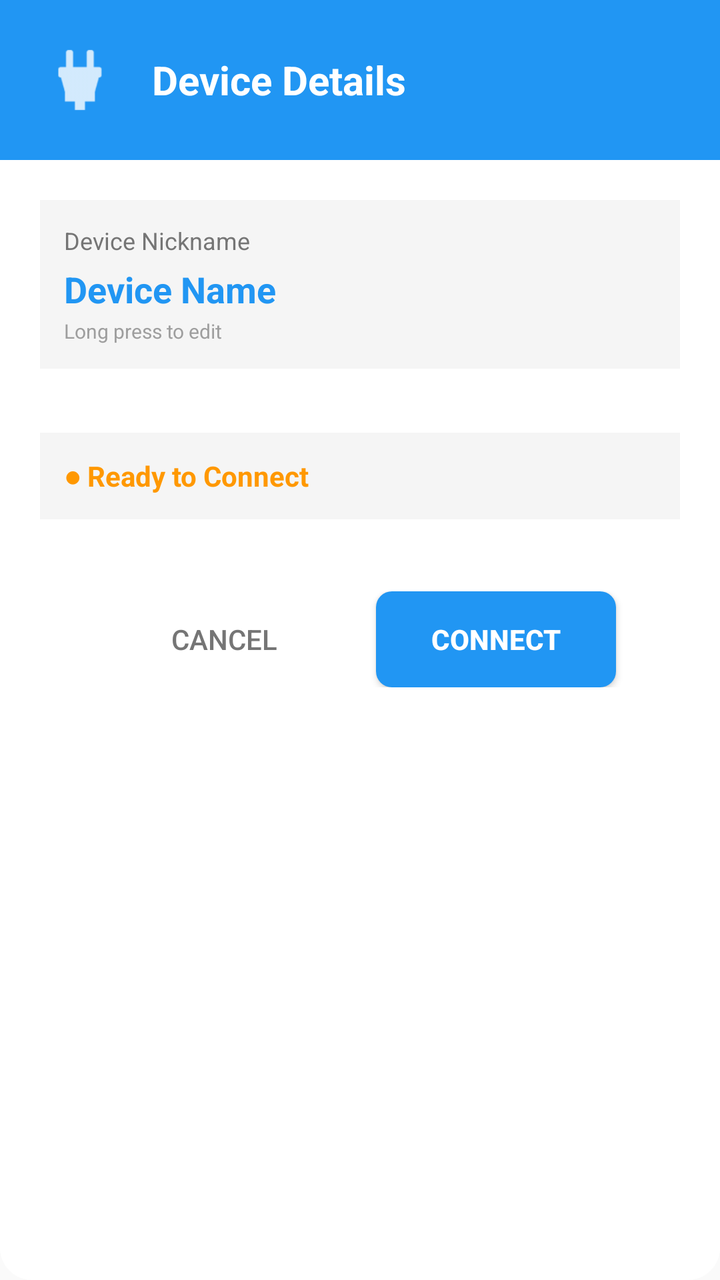
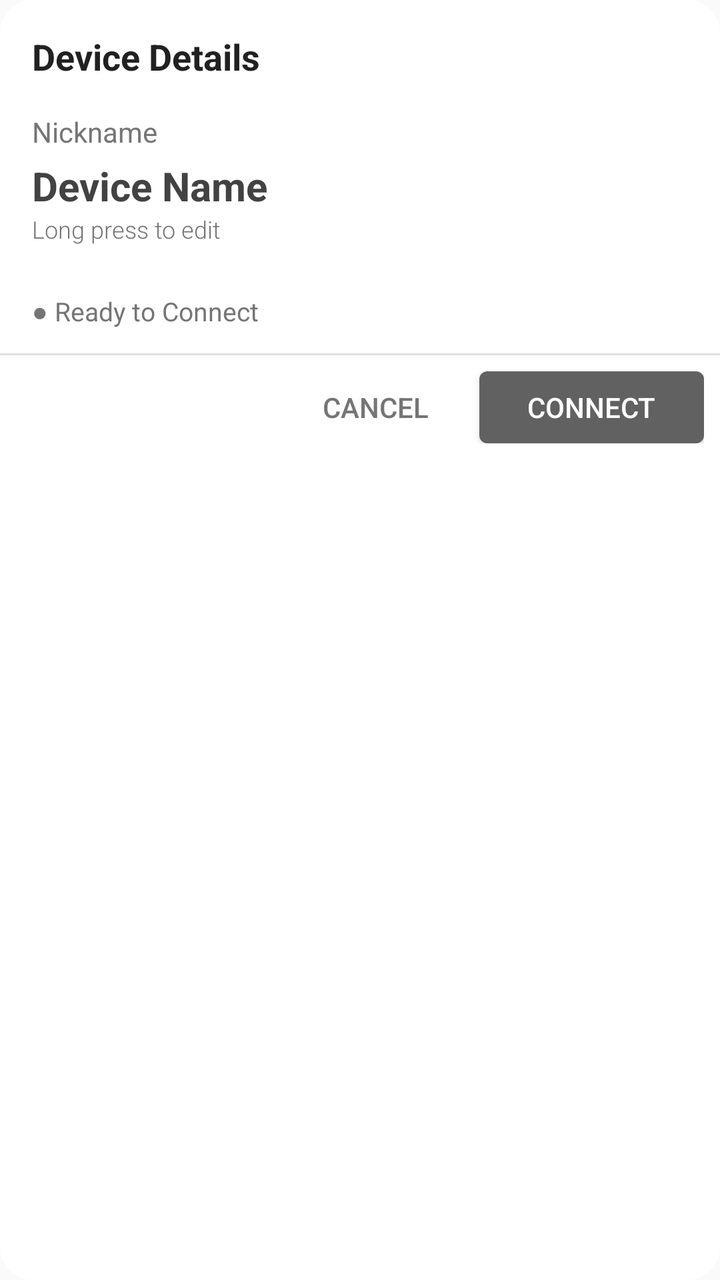

Screens rendered from an Android XML layout before and after an edit, with the pre-edit source and the edit as a unified diff.
<!-- AndroidManifest.xml: application theme AppTheme -->
<!-- res/layout/dialog_device_details.xml -->
<?xml version="1.0" encoding="utf-8"?>
<LinearLayout xmlns:android="http://schemas.android.com/apk/res/android"
    android:layout_width="match_parent"
    android:layout_height="wrap_content"
    android:orientation="vertical"
    android:background="@drawable/dialog_background">

    
    <LinearLayout
        android:layout_width="match_parent"
        android:layout_height="wrap_content"
        android:orientation="horizontal"
        android:background="#2196F3"
        android:padding="20dp"
        android:gravity="center_vertical">

        <ImageView
            android:layout_width="40dp"
            android:layout_height="40dp"
            android:src="@drawable/action_connect"
            android:tint="@android:color/white"/>

        <TextView
            android:layout_width="wrap_content"
            android:layout_height="wrap_content"
            android:text="Device Details"
            android:textColor="@android:color/white"
            android:textSize="20sp"
            android:textStyle="bold"
            android:layout_marginStart="16dp"/>

    </LinearLayout>

    
    <LinearLayout
        android:layout_width="match_parent"
        android:layout_height="wrap_content"
        android:orientation="vertical"
        android:padding="20dp">

        
        <LinearLayout
            android:layout_width="match_parent"
            android:layout_height="wrap_content"
            android:orientation="vertical"
            android:background="#F5F5F5"
            android:padding="12dp"
            android:layout_marginBottom="16dp">

            <TextView
                android:layout_width="wrap_content"
                android:layout_height="wrap_content"
                android:text="Device Nickname"
                android:textSize="12sp"
                android:textColor="#757575"
                android:layout_marginBottom="4dp"/>

            <TextView
                android:id="@+id/device_nickname"
                android:layout_width="wrap_content"
                android:layout_height="wrap_content"
                android:text="Device Name"
                android:textSize="18sp"
                android:textColor="#2196F3"
                android:textStyle="bold"/>

            <TextView
                android:layout_width="wrap_content"
                android:layout_height="wrap_content"
                android:text="Long press to edit"
                android:textSize="10sp"
                android:textColor="#9E9E9E"
                android:layout_marginTop="2dp"/>

        </LinearLayout>

        
        <LinearLayout
            android:id="@+id/device_info_container"
            android:layout_width="match_parent"
            android:layout_height="wrap_content"
            android:orientation="vertical">
            
        </LinearLayout>

        
        <LinearLayout
            android:layout_width="match_parent"
            android:layout_height="wrap_content"
            android:orientation="horizontal"
            android:gravity="center_vertical"
            android:layout_marginTop="16dp"
            android:padding="12dp"
            android:background="#F5F5F5">

            <TextView
                android:id="@+id/status_indicator"
                android:layout_width="wrap_content"
                android:layout_height="wrap_content"
                android:text="● Ready to Connect"
                android:textSize="14sp"
                android:textColor="#FF9800"
                android:textStyle="bold"/>

        </LinearLayout>

    </LinearLayout>

    
    <LinearLayout
        android:layout_width="match_parent"
        android:layout_height="wrap_content"
        android:orientation="horizontal"
        android:gravity="center"
        android:padding="16dp"
        android:paddingBottom="20dp">

        <Button
            android:id="@+id/btn_cancel"
            android:layout_width="120dp"
            android:layout_height="wrap_content"
            android:text="Cancel"
            android:textColor="#757575"
            android:background="?android:attr/selectableItemBackground"
            android:padding="12dp"
            android:layout_marginEnd="16dp"/>

        <Button
            android:id="@+id/btn_connect"
            android:layout_width="120dp"
            android:layout_height="wrap_content"
            android:text="Connect"
            android:textColor="@android:color/white"
            android:textStyle="bold"
            android:background="@drawable/button_primary"
            android:padding="12dp"/>

    </LinearLayout>

</LinearLayout>
<!-- resources referenced by this layout -->
<resources>
  <!-- drawable action_connect (drawable) -->
  <vector xmlns:android="http://schemas.android.com/apk/res/android"
      android:width="24dp"
      android:height="24dp"
      android:viewportWidth="24"
      android:viewportHeight="24"
      android:tint="?attr/colorControlNormal">
      <path
          android:fillColor="@android:color/white"
          android:pathData="M7,12l-2,-2 -2,2 2,2 2,-2zM17.71,7.71L12,2h-1v7.59L6.41,5 5,6.41 10.59,12 5,17.59 6.41,19 11,14.41L11,22h1l5.71,-5.71L13.41,12l4.3,-4.29zM13,5.83l1.88,1.88L13,9.59L13,5.83zM14.88,16.29L13,18.17v-3.76l1.88,1.88zM19,10l-2,2 2,2 2,-2 -2,-2z"/>
  </vector>
  <!-- drawable button_primary (drawable) -->
  <?xml version="1.0" encoding="utf-8"?>
  <selector xmlns:android="http://schemas.android.com/apk/res/android">
      
      <item android:state_pressed="true">
          <shape android:shape="rectangle">
              <corners android:radius="8dp"/>
              <solid android:color="#1976D2"/>
              <padding android:left="16dp" android:right="16dp" android:top="12dp" android:bottom="12dp"/>
          </shape>
      </item>
      
      <item>
          <shape android:shape="rectangle">
              <corners android:radius="8dp"/>
              <solid android:color="#2196F3"/>
              <padding android:left="16dp" android:right="16dp" android:top="12dp" android:bottom="12dp"/>
          </shape>
      </item>
  </selector>
  <!-- drawable dialog_background (drawable) -->
  <?xml version="1.0" encoding="utf-8"?>
  <shape xmlns:android="http://schemas.android.com/apk/res/android"
      android:shape="rectangle">
      <solid android:color="@android:color/white"/>
      <corners android:radius="16dp"/>
  </shape>
  <style name="AppTheme" parent="Theme.AppCompat.Light.DarkActionBar">
          <item name="android:activatedBackgroundIndicator">@drawable/activated_background</item>
          <item name="actionMenuTextAppearance">@style/MenuTextAppearance</item>
          <item name="android:dropDownListViewStyle">@style/PopupMenuListView</item>
          <item name="windowActionBarOverlay">false</item>
      </style>
  <!-- drawable activated_background (drawable) -->
  <?xml version="1.0" encoding="utf-8"?>
  <selector xmlns:android="http://schemas.android.com/apk/res/android">
      <item android:state_activated="true" android:drawable="@color/row_activated" />
      <item android:drawable="@android:color/transparent" />
  </selector>
  <style name="MenuTextAppearance" parent="TextAppearance.AppCompat.Widget.ActionBar.Menu">
          <item name="android:textSize">16sp</item>
      </style>
  <style name="PopupMenuListView" parent="Widget.AppCompat.ListView.DropDown">
          <item name="android:divider">@android:color/transparent</item>
          <item name="android:dividerHeight">0dp</item>
      </style>
  <color name="row_activated">#80808080</color>
</resources>

<!-- the commit's change to res/layout/dialog_device_details.xml (unified diff, before → after) -->
@@ -6,52 +6,37 @@
     android:background="@drawable/dialog_background">
 
     
-    <LinearLayout
+    <TextView
         android:layout_width="match_parent"
         android:layout_height="wrap_content"
-        android:orientation="horizontal"
-        android:background="#2196F3"
-        android:padding="20dp"
-        android:gravity="center_vertical">
-
-        <ImageView
-            android:layout_width="40dp"
-            android:layout_height="40dp"
-            android:src="@drawable/action_connect"
-            android:tint="@android:color/white"/>
-
-        <TextView
-            android:layout_width="wrap_content"
-            android:layout_height="wrap_content"
-            android:text="Device Details"
-            android:textColor="@android:color/white"
-            android:textSize="20sp"
-            android:textStyle="bold"
-            android:layout_marginStart="16dp"/>
-
-    </LinearLayout>
+        android:text="Device Details"
+        android:textColor="#212121"
+        android:textSize="18sp"
+        android:textStyle="bold"
+        android:padding="16dp"
+        android:paddingBottom="8dp"/>
 
     
     <LinearLayout
         android:layout_width="match_parent"
         android:layout_height="wrap_content"
         android:orientation="vertical"
-        android:padding="20dp">
+        android:paddingStart="16dp"
+        android:paddingEnd="16dp"
+        android:paddingBottom="12dp">
 
         
         <LinearLayout
             android:layout_width="match_parent"
             android:layout_height="wrap_content"
             android:orientation="vertical"
-            android:background="#F5F5F5"
-            android:padding="12dp"
             android:layout_marginBottom="16dp">
 
             <TextView
                 android:layout_width="wrap_content"
                 android:layout_height="wrap_content"
-                android:text="Device Nickname"
-                android:textSize="12sp"
+                android:text="Nickname"
+                android:textSize="14sp"
                 android:textColor="#757575"
                 android:layout_marginBottom="4dp"/>
 
@@ -60,17 +45,17 @@
                 android:layout_width="wrap_content"
                 android:layout_height="wrap_content"
                 android:text="Device Name"
-                android:textSize="18sp"
-                android:textColor="#2196F3"
+                android:textSize="20sp"
+                android:textColor="#424242"
                 android:textStyle="bold"/>
 
             <TextView
                 android:layout_width="wrap_content"
                 android:layout_height="wrap_content"
                 android:text="Long press to edit"
-                android:textSize="10sp"
-                android:textColor="#9E9E9E"
-                android:layout_marginTop="2dp"/>
+                android:textSize="12sp"
+                android:textColor="#757575"
+                android:fontFamily="sans-serif-light"/>
 
         </LinearLayout>
 
@@ -84,56 +69,53 @@
         </LinearLayout>
 
         
-        <LinearLayout
-            android:layout_width="match_parent"
+        <TextView
+            android:id="@+id/status_indicator"
+            android:layout_width="wrap_content"
             android:layout_height="wrap_content"
-            android:orientation="horizontal"
-            android:gravity="center_vertical"
-            android:layout_marginTop="16dp"
-            android:padding="12dp"
-            android:background="#F5F5F5">
-
-            <TextView
-                android:id="@+id/status_indicator"
-                android:layout_width="wrap_content"
-                android:layout_height="wrap_content"
-                android:text="● Ready to Connect"
-                android:textSize="14sp"
-                android:textColor="#FF9800"
-                android:textStyle="bold"/>
-
-        </LinearLayout>
+            android:text="● Ready to Connect"
+            android:textSize="13sp"
+            android:textColor="#757575"
+            android:layout_marginTop="8dp"/>
 
     </LinearLayout>
+
+    
+    <View
+        android:layout_width="match_parent"
+        android:layout_height="1dp"
+        android:background="#E0E0E0"/>
 
     
     <LinearLayout
         android:layout_width="match_parent"
         android:layout_height="wrap_content"
         android:orientation="horizontal"
-        android:gravity="center"
-        android:padding="16dp"
-        android:paddingBottom="20dp">
+        android:gravity="end"
+        android:padding="8dp">
 
         <Button
             android:id="@+id/btn_cancel"
-            android:layout_width="120dp"
-            android:layout_height="wrap_content"
+            android:layout_width="wrap_content"
+            android:layout_height="36dp"
             android:text="Cancel"
             android:textColor="#757575"
+            android:textSize="14sp"
             android:background="?android:attr/selectableItemBackground"
-            android:padding="12dp"
-            android:layout_marginEnd="16dp"/>
+            android:paddingStart="16dp"
+            android:paddingEnd="16dp"
+            android:layout_marginEnd="8dp"/>
 
         <Button
             android:id="@+id/btn_connect"
-            android:layout_width="120dp"
-            android:layout_height="wrap_content"
+            android:layout_width="wrap_content"
+            android:layout_height="36dp"
             android:text="Connect"
             android:textColor="@android:color/white"
-            android:textStyle="bold"
-            android:background="@drawable/button_primary"
-            android:padding="12dp"/>
+            android:textSize="14sp"
+            android:background="@drawable/button_subtle"
+            android:paddingStart="24dp"
+            android:paddingEnd="24dp"/>
 
     </LinearLayout>
 
<!-- resource entries referenced after the edit -->
@@ -1,33 +1,20 @@
 <!-- resources referenced by this layout -->
 <resources>
-  <!-- drawable action_connect (drawable) -->
-  <vector xmlns:android="http://schemas.android.com/apk/res/android"
-      android:width="24dp"
-      android:height="24dp"
-      android:viewportWidth="24"
-      android:viewportHeight="24"
-      android:tint="?attr/colorControlNormal">
-      <path
-          android:fillColor="@android:color/white"
-          android:pathData="M7,12l-2,-2 -2,2 2,2 2,-2zM17.71,7.71L12,2h-1v7.59L6.41,5 5,6.41 10.59,12 5,17.59 6.41,19 11,14.41L11,22h1l5.71,-5.71L13.41,12l4.3,-4.29zM13,5.83l1.88,1.88L13,9.59L13,5.83zM14.88,16.29L13,18.17v-3.76l1.88,1.88zM19,10l-2,2 2,2 2,-2 -2,-2z"/>
-  </vector>
-  <!-- drawable button_primary (drawable) -->
+  <!-- drawable button_subtle (drawable) -->
   <?xml version="1.0" encoding="utf-8"?>
   <selector xmlns:android="http://schemas.android.com/apk/res/android">
       
       <item android:state_pressed="true">
           <shape android:shape="rectangle">
-              <corners android:radius="8dp"/>
-              <solid android:color="#1976D2"/>
-              <padding android:left="16dp" android:right="16dp" android:top="12dp" android:bottom="12dp"/>
+              <corners android:radius="4dp"/>
+              <solid android:color="#424242"/>
           </shape>
       </item>
       
       <item>
           <shape android:shape="rectangle">
-              <corners android:radius="8dp"/>
-              <solid android:color="#2196F3"/>
-              <padding android:left="16dp" android:right="16dp" android:top="12dp" android:bottom="12dp"/>
+              <corners android:radius="4dp"/>
+              <solid android:color="#616161"/>
           </shape>
       </item>
   </selector>
@@ -43,6 +30,8 @@
           <item name="actionMenuTextAppearance">@style/MenuTextAppearance</item>
           <item name="android:dropDownListViewStyle">@style/PopupMenuListView</item>
           <item name="windowActionBarOverlay">false</item>
+          <item name="android:textColorSecondary">#424242</item>
+          <item name="colorAccent">#000000</item>
       </style>
   <!-- drawable activated_background (drawable) -->
   <?xml version="1.0" encoding="utf-8"?>
